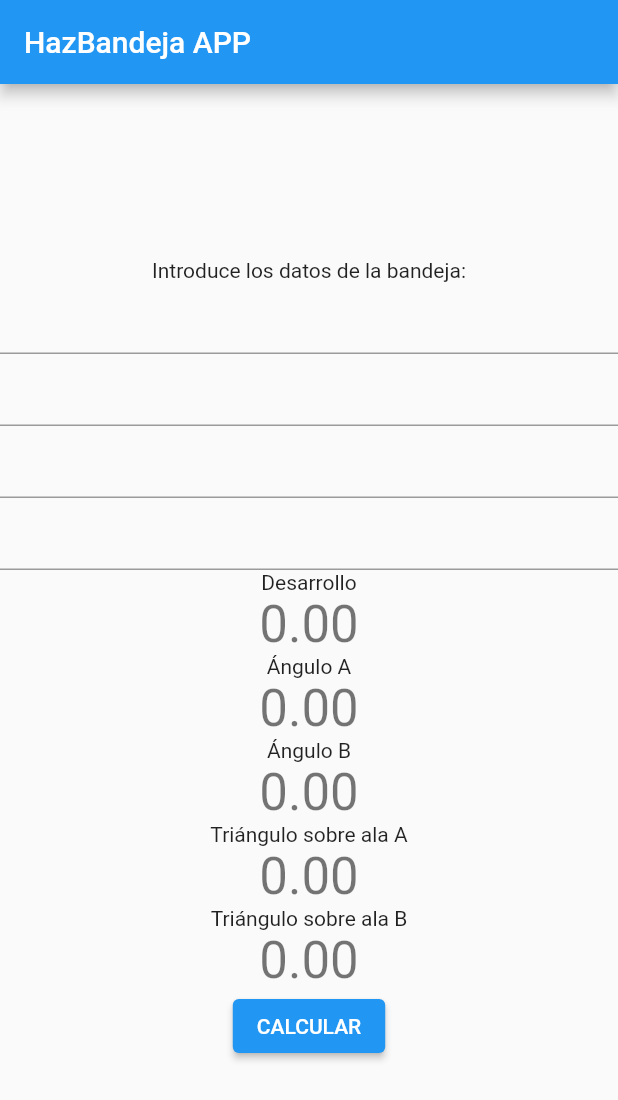
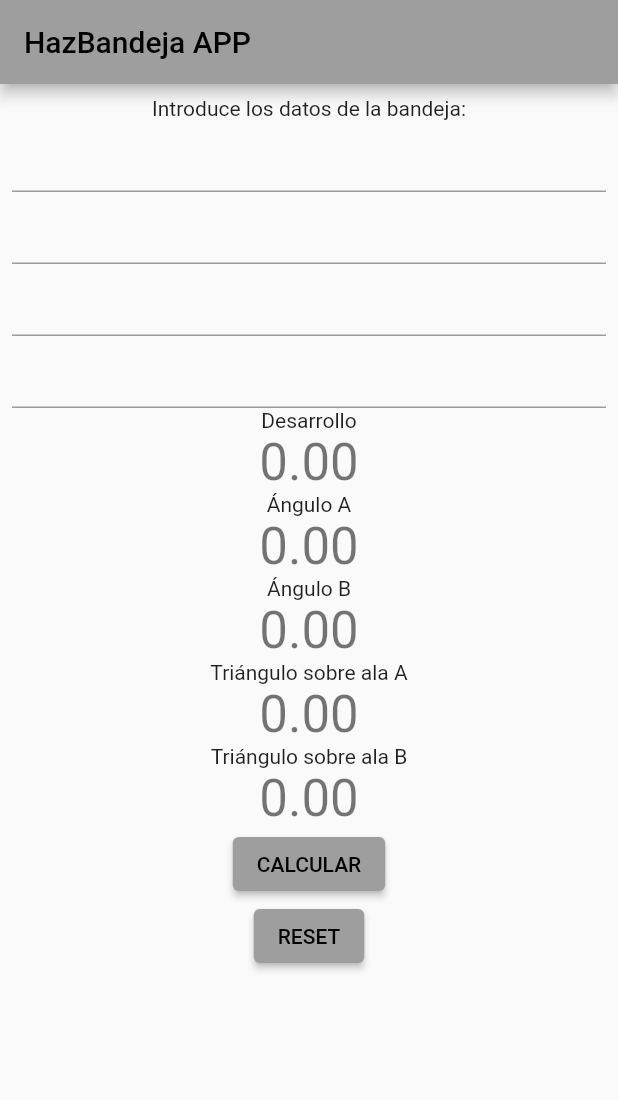
Before and after one commit to sertrosa/hazBandejaFlutter, a Flutter app: the screen it shows after launch, on a phone screen of 412 x 824 dp. Shown: the top 1100 px of the screen. Run offline on Flutter 3.47's test engine with Material 2 defaults, Android fonts, the phone set to English and light mode, and no system bars; missing offline and left inert: angles.

Commit message:
Add reset button

```diff
--- a/lib/formulas.dart
+++ b/lib/formulas.dart
@@ -20,10 +20,10 @@ void abC(double sidea, double sideb, double trayHeight, double trayWidth) {
   sidea = sidea;
   sideb = sideb;
 
-  // CALCULAMOS CATETO C
+  // SIDE C CALCULATE
   sidec = math.sqrt(math.pow(sidea, 2) +
       math.pow(sideb, 2) -
-      (2 * sidea * sideb) * (Angle.degrees(angleC).cos));
+      (2 * sidea * sideb) * (const Angle.degrees(angleC).cos));
 
   // CALCULAMOS ANGULOS A Y B
   angleA = degrees(math.acos(sideb / sidec));
--- a/lib/main.dart
+++ b/lib/main.dart
@@ -11,7 +11,7 @@ class MyApp extends StatelessWidget {
     return MaterialApp(
       title: 'Flutter Demo',
       theme: ThemeData(
-        primarySwatch: Colors.blue,
+        primarySwatch: Colors.grey,
         visualDensity: VisualDensity.adaptivePlatformDensity,
       ),
       home: MyHomePage(title: 'HazBandeja APP'),
@@ -48,7 +48,21 @@ class _MyHomePageState extends State<MyHomePage> {
       wingTriangleB = formulas.wingTriangleB;
     });
   }
+    void _reset() {
+      setState(() {
+        sidec = 0;
+        angleA = 0;
+        angleB = 0;
+        wingTriangleA = 0;
+        wingTriangleB = 0;
+        sidea.clear();
+        sideb.clear();
+        height.clear();
+        width.clear();
+      });
+    }
 
+  // TODO: UI
   TextEditingController sidea = TextEditingController();
   TextEditingController sideb = TextEditingController();
   TextEditingController height = TextEditingController();
@@ -61,8 +75,10 @@ class _MyHomePageState extends State<MyHomePage> {
         title: Text(widget.title),
       ),
       body: Center(
+        child: Padding(
+          padding: const EdgeInsets.all(8.0),
           child: Column(
-          mainAxisAlignment: MainAxisAlignment.center,
+            mainAxisAlignment: MainAxisAlignment.start,
             children: <Widget>[
               Text(
                 'Introduce los datos de la bandeja:',
@@ -70,18 +86,23 @@ class _MyHomePageState extends State<MyHomePage> {
               TextField(
                 controller: sidea,
                 keyboardType: TextInputType.number,
+                textAlign: TextAlign.center,
+                style: TextStyle(color: Colors.green),
               ),
               TextField(
                 controller: sideb,
                 keyboardType: TextInputType.number,
+                textAlign: TextAlign.center,
               ),
               TextField(
                 controller: height,
                 keyboardType: TextInputType.number,
+                textAlign: TextAlign.center,
               ),
               TextField(
                 controller: width,
                 keyboardType: TextInputType.number,
+                textAlign: TextAlign.center,
               ),
               Text('Desarrollo'),
               Text(
@@ -111,8 +132,13 @@ class _MyHomePageState extends State<MyHomePage> {
               ElevatedButton(
                 onPressed: _calculate,
                 child: Text('CALCULAR'),
+              ),
+              ElevatedButton(
+                onPressed: _reset,
+                child: Text('RESET'),
               )
             ],
+          ),
         ),
       ),
     );
```
Lines whose indentation alone changed are shown as unchanged.
